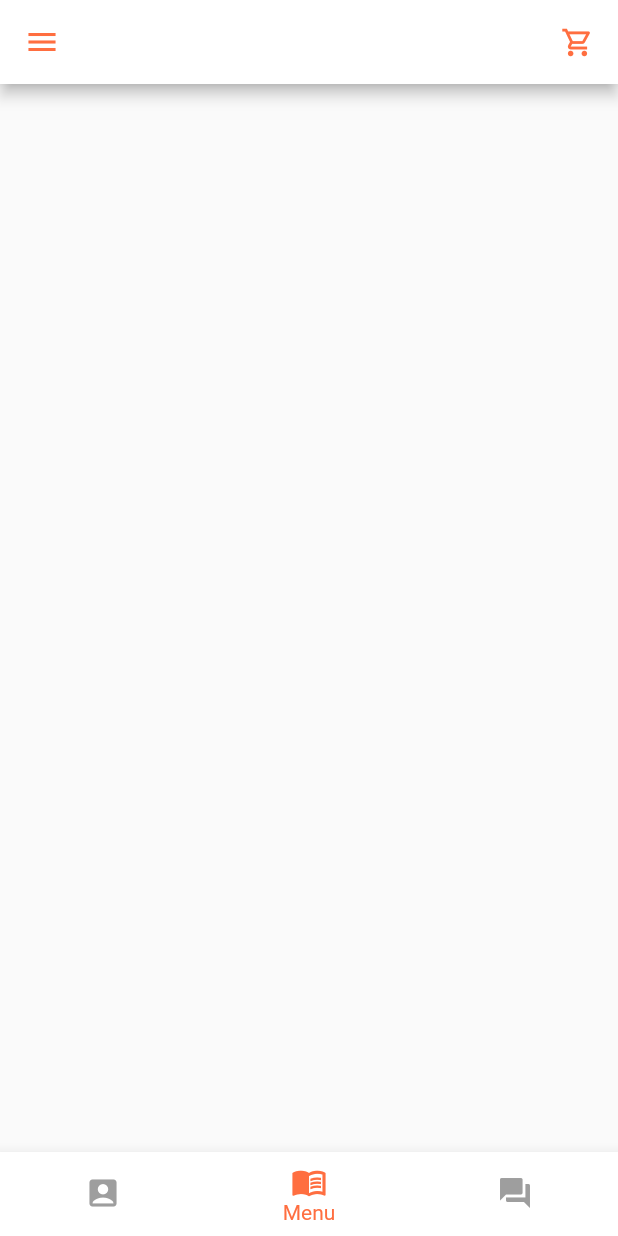
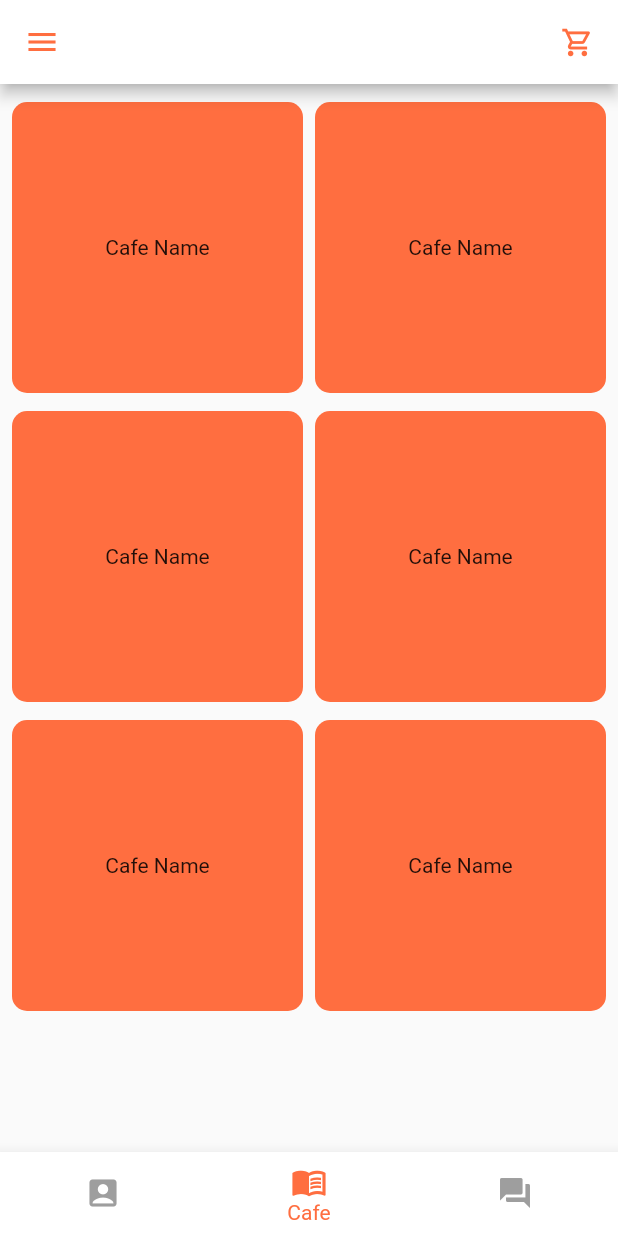
Before and after one commit to AryanKhubchandani/hungreez, a Flutter app: the screen it shows once a user with an empty profile is signed in, on a phone screen of 412 x 824 dp. Run offline on Flutter 3.47's test engine with Material 2 defaults, Android fonts, the phone set to English and light mode, and no system bars; our stand-ins replace firebase_auth, firebase_core, get; missing offline and left inert: twilio_flutter; accounts and stored records are empty.

Commit message:
feat: Adding cafe

```diff
--- /dev/null
+++ b/lib/Models/Cafe.dart
@@ -0,0 +1,8 @@
+import 'package:get/get.dart';
+
+class CafeController extends GetxController {
+  RxString id;
+  String name;
+
+  CafeController({required this.id, required this.name});
+}
--- /dev/null
+++ b/lib/Views/CafeScreen.dart
@@ -0,0 +1,120 @@
+import 'package:flutter/material.dart';
+import 'package:get/get.dart';
+import 'package:hungreez/Models/Cafe.dart';
+import 'package:hungreez/Models/Cart.dart';
+import 'package:hungreez/Views/MenuScreen.dart';
+import 'package:hungreez/constants.dart';
+
+class CafeScreen extends StatelessWidget {
+  CartController cartController = Get.find();
+  CafeController cafeController = Get.put(CafeController(id: "".obs, name: ""));
+
+  @override
+  Widget build(BuildContext context) {
+    return Scaffold(
+      body: GridView(
+        padding: EdgeInsets.symmetric(horizontal: 8, vertical: 12),
+        gridDelegate: SliverGridDelegateWithFixedCrossAxisCount(
+            crossAxisCount: 2, crossAxisSpacing: 8, mainAxisSpacing: 12),
+        children: [
+          GestureDetector(
+            child: GridTile(
+                child: Container(
+              height: 150,
+              width: 150,
+              alignment: Alignment.center,
+              decoration: BoxDecoration(
+                  color: clr1,
+                  borderRadius: BorderRadius.all(Radius.circular(10))),
+              child: Text("Cafe Name"),
+            )),
+            onTap: () {
+              cafeController.id.value = "0xff1";
+              Get.to(() => MenuScreen());
+            },
+          ),
+          GestureDetector(
+            child: GridTile(
+                child: Container(
+              height: 150,
+              width: 150,
+              alignment: Alignment.center,
+              decoration: BoxDecoration(
+                  color: clr1,
+                  borderRadius: BorderRadius.all(Radius.circular(10))),
+              child: Text("Cafe Name"),
+            )),
+            onTap: () {
+              cafeController.id.value = "0xff2";
+              Get.to(() => MenuScreen());
+            },
+          ),
+          GestureDetector(
+            child: GridTile(
+                child: Container(
+              height: 150,
+              width: 150,
+              alignment: Alignment.center,
+              decoration: BoxDecoration(
+                  color: clr1,
+                  borderRadius: BorderRadius.all(Radius.circular(10))),
+              child: Text("Cafe Name"),
+            )),
+            onTap: () {
+              cafeController.id.value = "0xff3";
+              Get.to(() => MenuScreen());
+            },
+          ),
+          GestureDetector(
+            child: GridTile(
+                child: Container(
+              height: 150,
+              width: 150,
+              alignment: Alignment.center,
+              decoration: BoxDecoration(
+                  color: clr1,
+                  borderRadius: BorderRadius.all(Radius.circular(10))),
+              child: Text("Cafe Name"),
+            )),
+            onTap: () {
+              cafeController.id.value = "0xff4";
+              Get.to(() => MenuScreen());
+            },
+          ),
+          GestureDetector(
+            child: GridTile(
+                child: Container(
+              height: 150,
+              width: 150,
+              alignment: Alignment.center,
+              decoration: BoxDecoration(
+                  color: clr1,
+                  borderRadius: BorderRadius.all(Radius.circular(10))),
+              child: Text("Cafe Name"),
+            )),
+            onTap: () {
+              cafeController.id.value = "0xff5";
+              Get.to(() => MenuScreen());
+            },
+          ),
+          GestureDetector(
+            child: GridTile(
+                child: Container(
+              height: 150,
+              width: 150,
+              alignment: Alignment.center,
+              decoration: BoxDecoration(
+                  color: clr1,
+                  borderRadius: BorderRadius.all(Radius.circular(10))),
+              child: Text("Cafe Name"),
+            )),
+            onTap: () {
+              cafeController.id.value = "0xff6";
+              Get.to(() => MenuScreen());
+            },
+          ),
+        ],
+      ),
+    );
+  }
+}
--- a/lib/Views/HomeScreen.dart
+++ b/lib/Views/HomeScreen.dart
@@ -2,7 +2,7 @@ import 'package:flutter/material.dart';
 import 'package:get/get.dart';
 import 'package:hungreez/Views/CartScreen.dart';
 import 'package:hungreez/Views/ChatbotScreen.dart';
-import 'package:hungreez/Views/MenuScreen.dart';
+import 'package:hungreez/Views/CafeScreen.dart';
 import 'package:hungreez/Views/ProfileScreen.dart';
 import 'package:hungreez/constants.dart';
 
@@ -14,7 +14,7 @@ class HomeScreen extends StatefulWidget {
 class _HomeScreenState extends State<HomeScreen> {
   List<Widget> bodyPages = [
     const ProfileScreen(),
-    const MenuScreen(),
+    CafeScreen(),
     const ChatbotScreen()
   ];
 
@@ -57,7 +57,7 @@ class _HomeScreenState extends State<HomeScreen> {
             BottomNavigationBarItem(
                 icon: Icon(Icons.account_box_rounded), label: "My Profile"),
             BottomNavigationBarItem(
-                icon: Icon(Icons.menu_book_outlined), label: "Menu"),
+                icon: Icon(Icons.menu_book_outlined), label: "Cafe"),
             BottomNavigationBarItem(
                 icon: Icon(Icons.question_answer), label: "Ask us"),
           ],
--- a/lib/Views/MenuScreen.dart
+++ b/lib/Views/MenuScreen.dart
@@ -1,31 +1,14 @@
 import 'package:flutter/material.dart';
-import 'package:get/get.dart';
-import 'package:hungreez/Models/Cart.dart';
 
-class MenuScreen extends StatefulWidget {
-  const MenuScreen({super.key});
-
-  @override
-  State<MenuScreen> createState() => _MenuScreenState();
-}
-
-class _MenuScreenState extends State<MenuScreen> {
-  CartController controller = Get.find();
-
-  @override
-  void initState() {
-    controller.cart
-        .add(Order(name: "spaghetti", price: 150, time: 20.0, quantity: 1.obs));
-    controller.cart
-        .add(Order(name: "spaghetti", price: 150, time: 20.0, quantity: 1.obs));
-    controller.cart
-        .add(Order(name: "spaghetti", price: 150, time: 20.0, quantity: 1.obs));
-    controller.total.value = 450;
-    super.initState();
-  }
+class MenuScreen extends StatelessWidget {
+  const MenuScreen({Key? key}) : super(key: key);
 
   @override
   Widget build(BuildContext context) {
-    return Scaffold();
+    return Scaffold(
+      body: Column(
+        children: [Text("hi")],
+      ),
+    );
   }
 }
--- a/lib/Views/RegisterFormScreen.dart
+++ b/lib/Views/RegisterFormScreen.dart
@@ -46,7 +46,7 @@ class _RegisterFormScreenState extends State<RegisterFormScreen> {
                         onChanged: (value) {
                           _email = value;
                         },
-                          validator: (value) {}),
+                      ),
                       const SizedBox(height: 10),
 
                       /// password
@@ -59,7 +59,6 @@ class _RegisterFormScreenState extends State<RegisterFormScreen> {
                         onChanged: (value) {
                           _password = value;
                         },
-                        validator: (value) {},
                       ),
                       const SizedBox(height: 10),
 
@@ -74,7 +73,7 @@ class _RegisterFormScreenState extends State<RegisterFormScreen> {
                             _phoneNumber = value;
                           },
                           validator: (value) {}),
-                      SizedBox(height: 36),
+                      const SizedBox(height: 36),
 
                       /// login/register button
 
@@ -88,8 +87,8 @@ class _RegisterFormScreenState extends State<RegisterFormScreen> {
                                   color: clr1,
                                   borderRadius: const BorderRadius.all(
                                       Radius.circular(25))),
-                              child: Center(
-                                  child: const Text(
+                              child: const Center(
+                                  child: Text(
                                 "Register",
                                 style: TextStyle(
                                     color: Colors.white,
@@ -108,7 +107,7 @@ class _RegisterFormScreenState extends State<RegisterFormScreen> {
                                       horizontal: 8.0),
                                   child: Column(
                                     children: [
-                                      Text(
+                                      const Text(
                                         "Enter the OTP received on the provided mobile number",
                                         style: TextStyle(color: Colors.black54),
                                       ),
@@ -127,7 +126,7 @@ class _RegisterFormScreenState extends State<RegisterFormScreen> {
                                       onPressed: () {
                                         Navigator.pop(context);
                                       },
-                                      child: Text(
+                                      child: const Text(
                                         "Cancel",
                                         style: TextStyle(color: Colors.black54),
                                       )),
```
Lines whose indentation alone changed are shown as unchanged.
